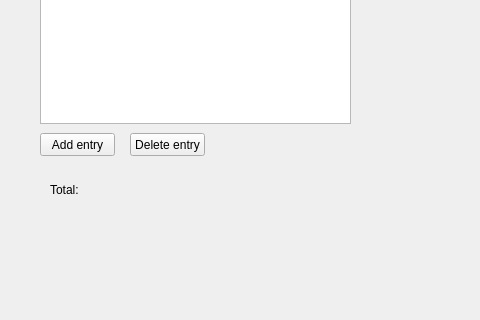
Old version of the form Resources/design.ui in the repository hilmiguner/Debt-Calculator; both pictures show x 0 to 480 and y 317 to 637 of the 888 by 637 pixel window.
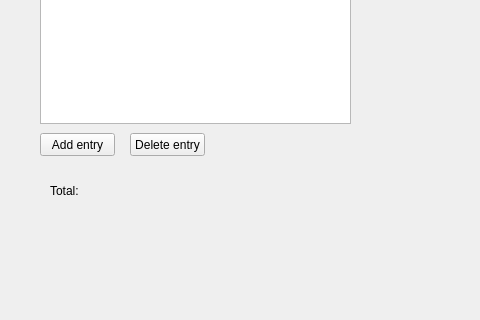
New version of the form.

```diff
--- a/Resources/design.ui
+++ b/Resources/design.ui
@@ -109,8 +109,8 @@
      <rect>
       <x>50</x>
       <y>500</y>
-      <width>47</width>
-      <height>13</height>
+      <width>111</width>
+      <height>16</height>
      </rect>
     </property>
     <property name="text">
```
